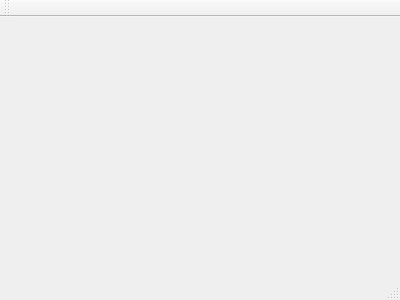
This is gui/bulldocer/mainwindow.ui in andy22b/bulldocer as Qt 5 draws it before an edit. The edited form follows.
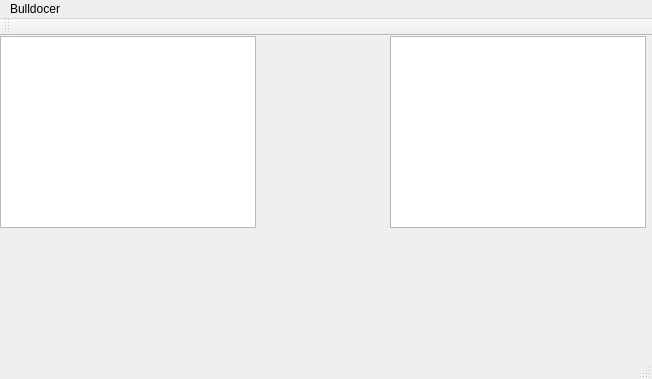
This is the edited form.

Commit message: Remove obsolete polezero-write function from unpacking. Change functions in gui window test script. Add new gui packages to requirements.txt

What changed in the file:
```diff
--- a/gui/bulldocer/mainwindow.ui
+++ b/gui/bulldocer/mainwindow.ui
@@ -1,24 +1,66 @@
 <ui version="4.0">
  <class>MainWindow</class>
- <widget class="QMainWindow" name="MainWindow" >
-  <property name="geometry" >
+ <widget class="QMainWindow" name="MainWindow">
+  <property name="geometry">
    <rect>
     <x>0</x>
     <y>0</y>
-    <width>400</width>
-    <height>300</height>
+    <width>652</width>
+    <height>379</height>
    </rect>
   </property>
   <property name="windowTitle" >
    <string>MainWindow</string>
   </property>
-  <widget class="QMenuBar" name="menuBar" />
-  <widget class="QToolBar" name="mainToolBar" />
-  <widget class="QWidget" name="centralWidget" />
-  <widget class="QStatusBar" name="statusBar" />
+  <widget class="QWidget" name="centralWidget">
+   <widget class="QGraphicsView" name="graphicsView">
+    <property name="geometry">
+     <rect>
+      <x>390</x>
+      <y>0</y>
+      <width>256</width>
+      <height>192</height>
+     </rect>
+    </property>
+   </widget>
+   <widget class="QListWidget" name="listWidget">
+    <property name="geometry">
+     <rect>
+      <x>0</x>
+      <y>0</y>
+      <width>256</width>
+      <height>192</height>
+     </rect>
+    </property>
+   </widget>
+  </widget>
+  <widget class="QMenuBar" name="menuBar">
+   <property name="geometry">
+    <rect>
+     <x>0</x>
+     <y>0</y>
+     <width>652</width>
+     <height>22</height>
+    </rect>
+   </property>
+   <widget class="QMenu" name="menuBulldocer">
+    <property name="title">
+     <string>Bulldocer</string>
+    </property>
+   </widget>
+   <addaction name="menuBulldocer"/>
+  </widget>
+  <widget class="QToolBar" name="mainToolBar">
+   <attribute name="toolBarArea">
+    <enum>TopToolBarArea</enum>
+   </attribute>
+   <attribute name="toolBarBreak">
+    <bool>false</bool>
+   </attribute>
+  </widget>
+  <widget class="QStatusBar" name="statusBar"/>
  </widget>
- <layoutDefault spacing="6" margin="11" />
- <pixmapfunction></pixmapfunction>
+ <layoutdefault spacing="6" margin="11"/>
  <resources/>
  <connections/>
 </ui>
```
Left out of the diff: 3 changed lines with no effect on the pictures. The commit also changes 3 other files.
